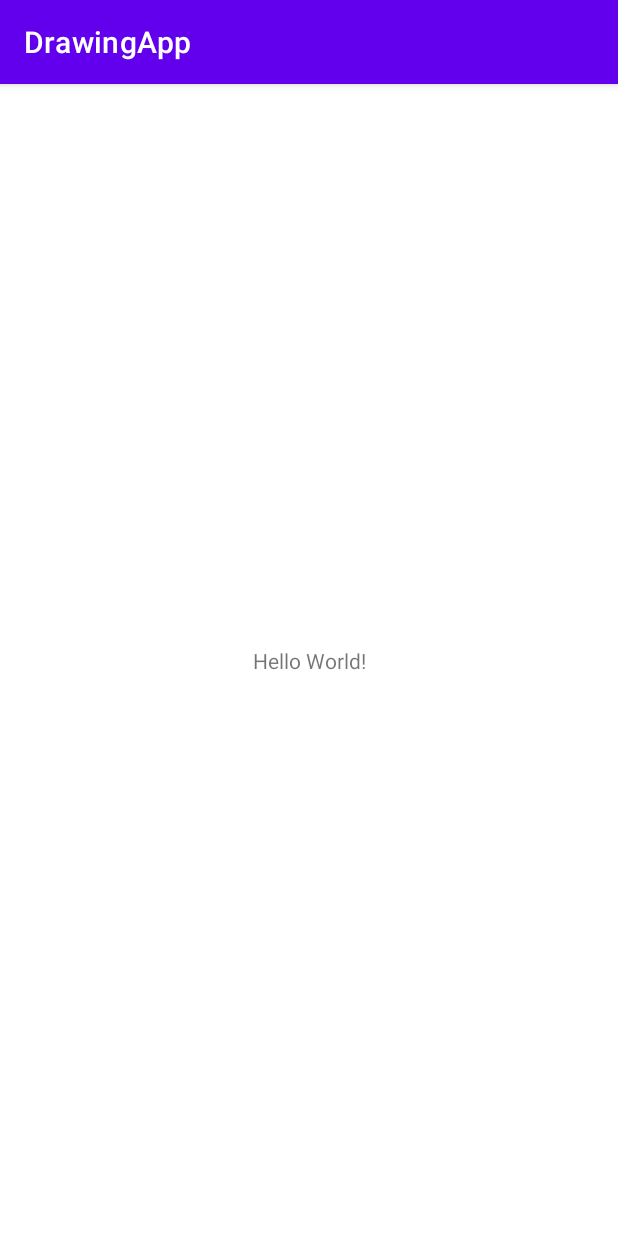
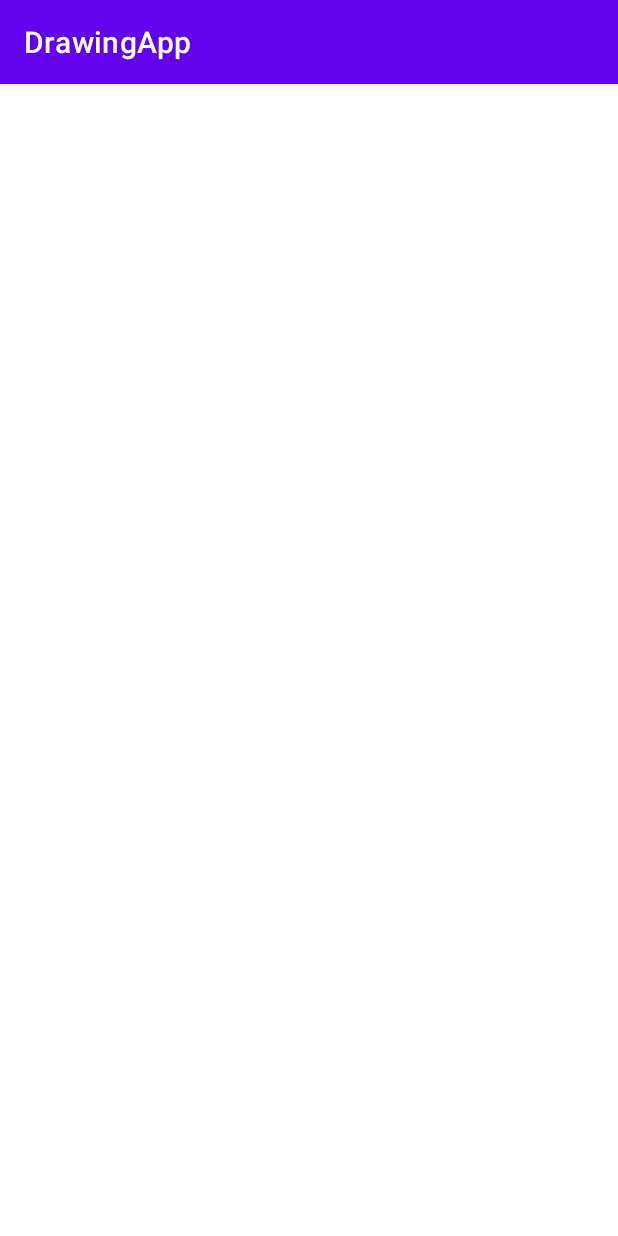
Before and after one commit to zinhyeok/DrawingApp_kotlin, an Android app: the screen it shows after launch (MainActivity), on a phone screen of 412 x 824 dp. Run offline under Robolectric (Android 15) with nearby library versions, the phone set to English and light mode, and no system bars.

Commit message:
[FEAT]: drawing view setting part2

```diff
--- a/app/src/main/java/com/example/drawingapp/DrawingView.kt
+++ b/app/src/main/java/com/example/drawingapp/DrawingView.kt
@@ -6,6 +6,7 @@ import android.graphics.Canvas
 import android.graphics.Color
 import android.graphics.Paint
 import android.util.AttributeSet
+import android.view.MotionEvent
 import android.view.View
 
 
@@ -34,6 +35,48 @@ class DrawingView(context: Context, attrs: AttributeSet) : View(context, attrs){
         mBrushSize = 20.toFloat()
     }
 
+    override fun onSizeChanged(w: Int, h: Int, oldw: Int, oldh: Int) {
+        super.onSizeChanged(w, h, oldw, oldh)
+        mCanvasBitmap = Bitmap.createBitmap(w,h, Bitmap.Config.ARGB_8888)
+        canvas = Canvas(mCanvasBitmap!!)
+    }
+
+    //Change Canvas to Canvas?  if fails
+    override fun onDraw(canvas: Canvas) {
+        super.onDraw(canvas)
+        canvas.drawBitmap(mCanvasBitmap!!, 0f,0f, mCanvasPaint)
+
+        if(!mDrawPath!!.isEmpty){
+            mDrawPaint!!.strokeWidth = mDrawPath!!.brushThickness
+            mDrawPaint!!.color = mDrawPath!!.color
+            canvas.drawPath(mDrawPath!!, mDrawPaint!!)
+        }
+
+    }
+
+    override fun onTouchEvent(event: MotionEvent?): Boolean {
+        val tochX = event?.x
+        val tochY = event?.y
+
+        when(event?.action){
+            MotionEvent.ACTION_DOWN -> {
+                mDrawPath!!.color = color
+                mDrawPath!!.brushThickness = mBrushSize
+                mDrawPath!!.reset()
+                mDrawPath!!.moveTo(tochX?:0.toFloat(), tochY?:0.toFloat())
+            }
+            MotionEvent.ACTION_MOVE -> {
+                mDrawPath!!.lineTo(tochX?:0.toFloat(), tochY?:0.toFloat())
+            }
+            MotionEvent.ACTION_UP -> {
+                mDrawPath = CustomPath(color, mBrushSize)
+            }
+            else -> return false
+        }
+        invalidate()
+        return true
+        return super.onTouchEvent(event)
+    }
     internal inner class CustomPath(var color: Int, var brushThickness: Float): android.graphics.Path(){
 
     }
--- a/app/src/main/res/layout/activity_main.xml
+++ b/app/src/main/res/layout/activity_main.xml
@@ -6,13 +6,14 @@
     android:layout_height="match_parent"
     tools:context=".MainActivity">
 
-    <TextView
-        android:layout_width="wrap_content"
-        android:layout_height="wrap_content"
-        android:text="Hello World!"
-        app:layout_constraintBottom_toBottomOf="parent"
-        app:layout_constraintEnd_toEndOf="parent"
-        app:layout_constraintStart_toStartOf="parent"
-        app:layout_constraintTop_toTopOf="parent" />
+ <com.example.drawingapp.DrawingView
+     android:id="@+id/drawing_view"
+     android:layout_width="0dp"
+     android:layout_height="0dp"
+     app:layout_constraintBottom_toBottomOf="parent"
+     app:layout_constraintLeft_toLeftOf="parent"
+     app:layout_constraintRight_toRightOf="parent"
+     app:layout_constraintTop_toTopOf="parent"
+     />
 
 </androidx.constraintlayout.widget.ConstraintLayout>
```
